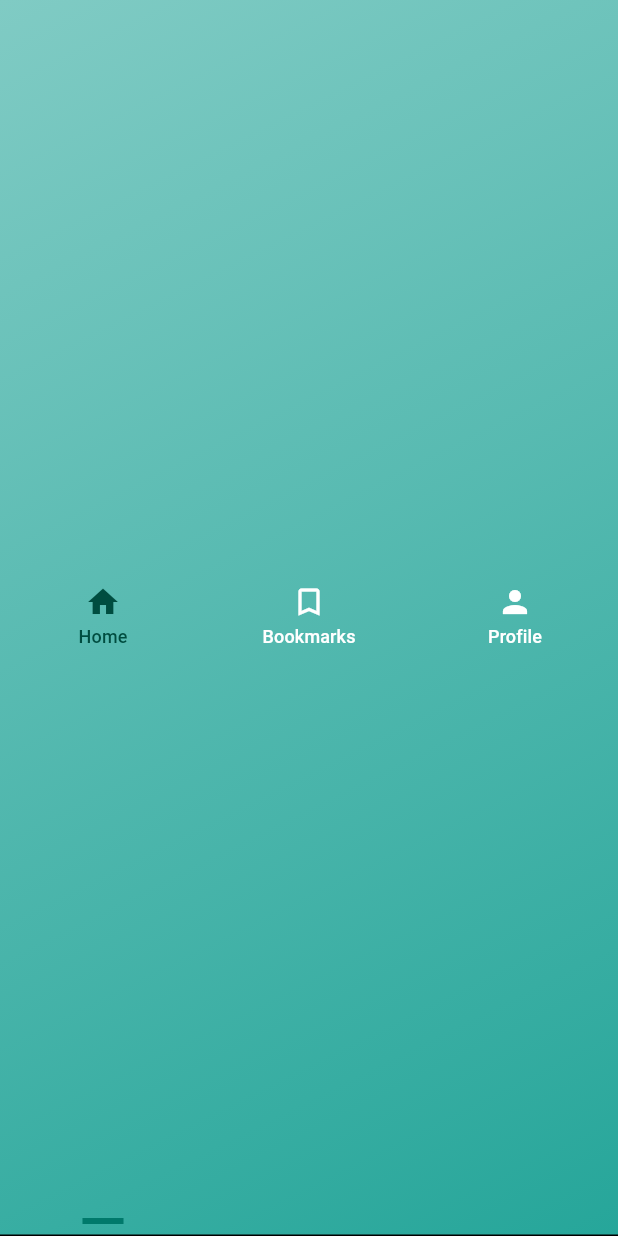
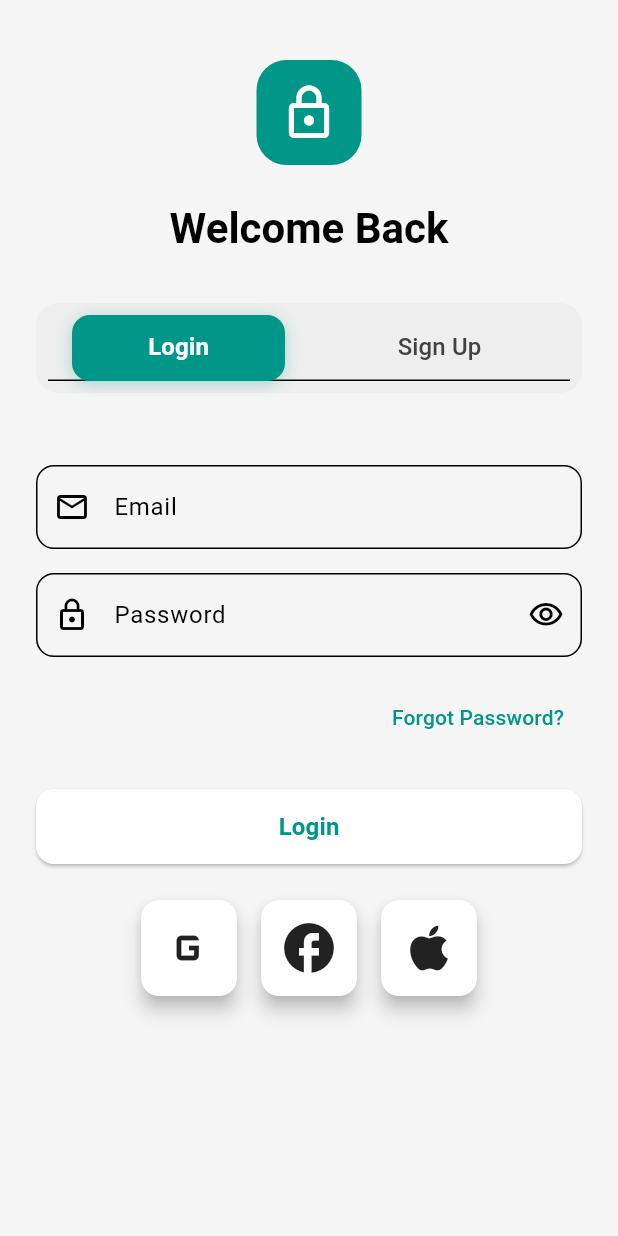
Before and after one commit to bryann54/tickoyako, a Flutter app: the screen it shows after launch, on a phone screen of 412 x 824 dp. Run offline on Flutter 3.47's test engine with Material 3 defaults, Android fonts, the phone set to English and light mode, and no system bars; our stand-ins replace bloc, equatable, flutter_bloc; missing offline and left inert: floating_frosted_bottom_bar.

Commit message:
auth screens

```diff
--- a/lib/presentation/features/auth/presentation/bloc/auth_event.dart
+++ b/lib/presentation/features/auth/presentation/bloc/auth_event.dart
@@ -1,8 +1,32 @@
-part of 'auth_bloc.dart';
+import 'package:equatable/equatable.dart';
 
+// Events
 abstract class AuthEvent extends Equatable {
-  const AuthEvent();
+  @override
+  List<Object?> get props => [];
+}
+
+class LoginSubmitted extends AuthEvent {
+  final String email;
+  final String password;
+
+  LoginSubmitted({required this.email, required this.password});
 
   @override
-  List<Object> get props => [];
+  List<Object?> get props => [email, password];
 }
+
+class SignUpSubmitted extends AuthEvent {
+  final String name;
+  final String email;
+  final String password;
+
+  SignUpSubmitted({
+    required this.name,
+    required this.email,
+    required this.password,
+  });
+
+  @override
+  List<Object?> get props => [name, email, password];
+}
--- a/lib/presentation/features/auth/presentation/bloc/auth_state.dart
+++ b/lib/presentation/features/auth/presentation/bloc/auth_state.dart
@@ -1,9 +1,21 @@
 part of 'auth_bloc.dart';
 
 abstract class AuthState extends Equatable {
-  const AuthState();
+  @override
+  List<Object?> get props => [];
+}
+
+class AuthInitial extends AuthState {}
+
+class AuthLoading extends AuthState {}
+
+class AuthSuccess extends AuthState {}
+
+class AuthFailure extends AuthState {
+  final String error;
+
+  AuthFailure({required this.error});
 
   @override
-  List<Object> get props => [];
+  List<Object?> get props => [error];
 }
-class AuthInitial extends AuthState {}
--- /dev/null
+++ b/lib/presentation/features/auth/presentation/pages/auth_screen.dart
@@ -0,0 +1,129 @@
+// auth_screen.dart
+import 'package:flutter/material.dart';
+import 'package:flutter_bloc/flutter_bloc.dart';
+import 'package:tickoyako/presentation/features/auth/presentation/bloc/auth_bloc.dart';
+import 'package:tickoyako/presentation/features/auth/presentation/widgets/login_tab_widget.dart';
+import 'package:tickoyako/presentation/features/auth/presentation/widgets/signup_tab_widget.dart';
+
+class AuthScreen extends StatelessWidget {
+  const AuthScreen({Key? key}) : super(key: key);
+
+  @override
+  Widget build(BuildContext context) {
+    return BlocProvider(
+      create: (context) => AuthBloc(),
+      child: const AuthView(),
+    );
+  }
+}
+
+class AuthView extends StatelessWidget {
+  const AuthView({Key? key}) : super(key: key);
+
+  @override
+  Widget build(BuildContext context) {
+    return DefaultTabController(
+      length: 2,
+      child: Scaffold(
+        body: BlocListener<AuthBloc, AuthState>(
+          listener: (context, state) {
+            if (state is AuthFailure) {
+              ScaffoldMessenger.of(context).showSnackBar(
+                SnackBar(content: Text(state.error)),
+              );
+            } else if (state is AuthSuccess) {
+              // Navigate to home screen or show success message
+            }
+          },
+          child: SafeArea(
+            child: Column(
+              children: [
+                const SizedBox(height: 40),
+                // Logo
+                Container(
+                  height: 70,
+                  width: 70,
+                  decoration: BoxDecoration(
+                    color: Theme.of(context).primaryColor,
+                    borderRadius: BorderRadius.circular(20),
+                  ),
+                  child: Icon(
+                    Icons.lock_outlined,
+                    size: 40,
+                    color: Theme.of(context).colorScheme.onPrimary,
+                  ),
+                ),
+                const SizedBox(height: 24),
+                // Welcome Text
+                Text(
+                  'Welcome Back',
+                  style: Theme.of(context).textTheme.headlineMedium?.copyWith(
+                        fontWeight: FontWeight.bold,
+                      ),
+                ),
+                const SizedBox(height: 32),
+                // Tab Bar
+         Container(
+  margin: const EdgeInsets.symmetric(horizontal: 24),
+  height: 60, // Increased height for better visibility
+  decoration: BoxDecoration(
+    color: Colors.grey[200],
+    borderRadius: BorderRadius.circular(15),
+  ),
+  child: TabBar(
+    padding: const EdgeInsets.all(8), // Increased padding
+    indicator: BoxDecoration(
+      color: Theme.of(context).primaryColor,
+      borderRadius: BorderRadius.circular(12), // Increased border radius
+      boxShadow: [
+        BoxShadow(
+          color: Theme.of(context).primaryColor.withOpacity(0.3),
+          blurRadius: 8,
+          offset: const Offset(0, 2),
+        ),
+      ],
+    ),
+    labelColor: Colors.white,
+    unselectedLabelColor: Colors.grey[800],
+    labelStyle: const TextStyle(
+      fontSize: 16,
+      fontWeight: FontWeight.bold,
+    ),
+    unselectedLabelStyle: const TextStyle(
+      fontSize: 16,
+      fontWeight: FontWeight.w500,
+    ),
+    tabs: [
+      Tab(
+        child: Container(
+          width: double.infinity,
+          alignment: Alignment.center,
+          child: const Text('Login'),
+        ),
+      ),
+      Tab(
+        child: Container(
+          width: double.infinity,
+          alignment: Alignment.center,
+          child: const Text('Sign Up'),
+        ),
+      ),
+    ],
+  ),
+),
+                const Expanded(
+                  child: TabBarView(
+                    children: [
+                      LoginTab(),
+                      SignUpTab(),
+                    ],
+                  ),
+                ),
+              ],
+            ),
+          ),
+        ),
+      ),
+    );
+  }
+}
--- /dev/null
+++ b/lib/presentation/features/auth/presentation/widgets/login_tab_widget.dart
@@ -0,0 +1,176 @@
+
+
+import 'package:flutter/material.dart';
+import 'package:tickoyako/core/strings.dart';
+class LoginTab extends StatefulWidget {
+  const LoginTab({Key? key}) : super(key: key);
+
+  @override
+  State<LoginTab> createState() => _LoginTabState();
+}
+
+class _LoginTabState extends State<LoginTab> {
+  final _formKey = GlobalKey<FormState>();
+  final _emailController = TextEditingController();
+  final _passwordController = TextEditingController();
+  bool _obscurePassword = true;
+
+  @override
+  void dispose() {
+    _emailController.dispose();
+    _passwordController.dispose();
+    super.dispose();
+  }
+
+  @override
+  Widget build(BuildContext context) {
+    return SingleChildScrollView(
+      padding: const EdgeInsets.all(24),
+      child: Form(
+        key: _formKey,
+        child: Column(
+          children: [
+            const SizedBox(height: 24),
+            // Email Field
+            TextFormField(
+              controller: _emailController,
+              keyboardType: TextInputType.emailAddress,
+              decoration: InputDecoration(
+                labelText: email,
+                hintText: email_txt,
+                prefixIcon: const Icon(Icons.email_outlined),
+                border: OutlineInputBorder(
+                  borderRadius: BorderRadius.circular(12),
+                ),
+              ),
+              validator: (value) {
+                if (value == null || value.isEmpty) {
+                  return email_txt;
+                }
+                return null;
+              },
+            ),
+            const SizedBox(height: 16),
+            // Password Field
+            TextFormField(
+              controller: _passwordController,
+              obscureText: _obscurePassword,
+              decoration: InputDecoration(
+                labelText: 'Password',
+                hintText: 'Enter your password',
+                prefixIcon: const Icon(Icons.lock_outline),
+                suffixIcon: IconButton(
+                  icon: Icon(
+                    _obscurePassword
+                        ? Icons.visibility_outlined
+                        : Icons.visibility_off_outlined,
+                  ),
+                  onPressed: () {
+                    setState(() {
+                      _obscurePassword = !_obscurePassword;
+                    });
+                  },
+                ),
+                border: OutlineInputBorder(
+                  borderRadius: BorderRadius.circular(12),
+                ),
+              ),
+              validator: (value) {
+                if (value == null || value.isEmpty) {
+                  return 'Please enter your password';
+                }
+                return null;
+              },
+            ),
+            const SizedBox(height: 16),
+            // Forgot Password Button
+            Align(
+              alignment: Alignment.centerRight,
+              child: TextButton(
+                onPressed: () {
+                  // Handle forgot password
+                },
+                child: const Text('Forgot Password?'),
+              ),
+            ),
+            const SizedBox(height: 24),
+            // Login Button
+            SizedBox(
+              width: double.infinity,
+              height: 50,
+              child: ElevatedButton(
+                onPressed: () {
+                  if (_formKey.currentState!.validate()) {
+                    // Handle login
+                  }
+                },
+                style: ElevatedButton.styleFrom(
+                  shape: RoundedRectangleBorder(
+                    borderRadius: BorderRadius.circular(12),
+                  ),
+                ),
+                child: const Text(
+                  'Login',
+                  style: TextStyle(
+                    fontSize: 16,
+                    fontWeight: FontWeight.bold,
+                  ),
+                ),
+              ),
+            ),
+            const SizedBox(height: 24),
+            // Social Login Options
+            Row(
+              mainAxisAlignment: MainAxisAlignment.center,
+              children: [
+                _buildSocialButton(
+                  icon: Icons.g_mobiledata,
+                  onPressed: () {
+                    // Handle Google login
+                  },
+                ),
+                const SizedBox(width: 16),
+                _buildSocialButton(
+                  icon: Icons.facebook,
+
+                  onPressed: () {
+                    // Handle Facebook login
+                  },
+                ),
+                const SizedBox(width: 16),
+                _buildSocialButton(
+                  icon: Icons.apple,
+                  onPressed: () {
+                    // Handle Apple login
+                  },
+                ),
+              ],
+            ),
+          ],
+        ),
+      ),
+    );
+  }
+
+  Widget _buildSocialButton({
+    required IconData icon,
+    required VoidCallback onPressed,
+  }) {
+    return InkWell(
+      onTap: onPressed,
+      borderRadius: BorderRadius.circular(12),
+      child: Material(
+        elevation: 5,
+         borderRadius: BorderRadius.circular(12),
+        child: Container(
+
+          padding: const EdgeInsets.all(12),
+          decoration: BoxDecoration(
+ borderRadius: BorderRadius.circular(12),
+          ),
+          child: Icon(icon, size: 40),
+        ),
+      ),
+    );
+  }
+}
```
Also changed, not shown: lib/presentation/features/auth/presentation/bloc/auth_bloc.dart (+32 -4 lines), lib/presentation/features/auth/presentation/pages/splash_screen.dart (+7 -7 lines), lib/presentation/features/auth/presentation/widgets/signup_tab_widget.dart (added, +140 -0 lines).
